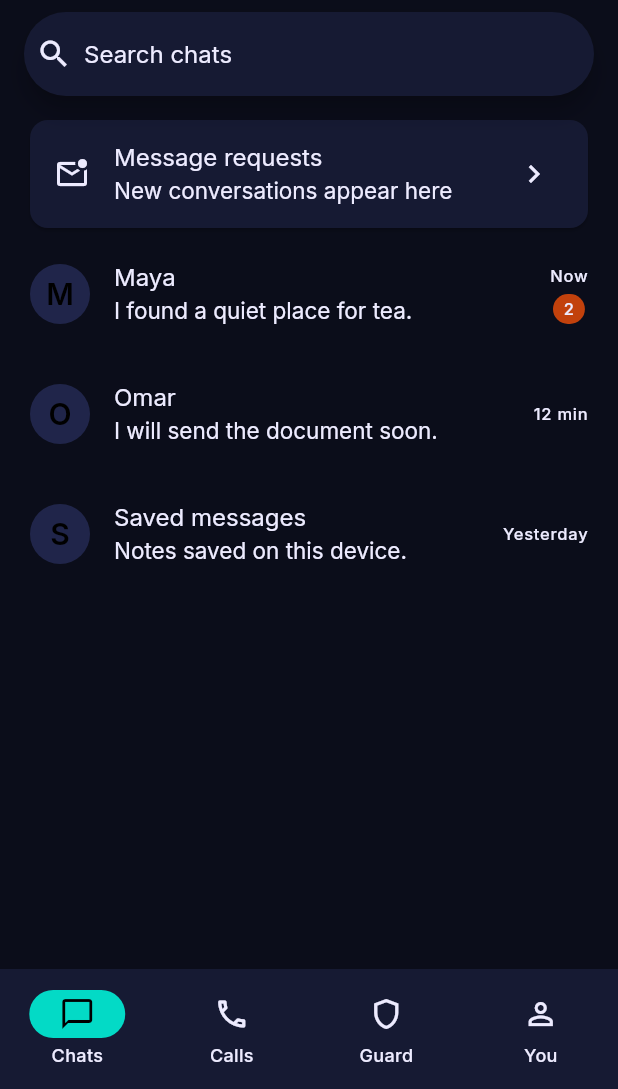
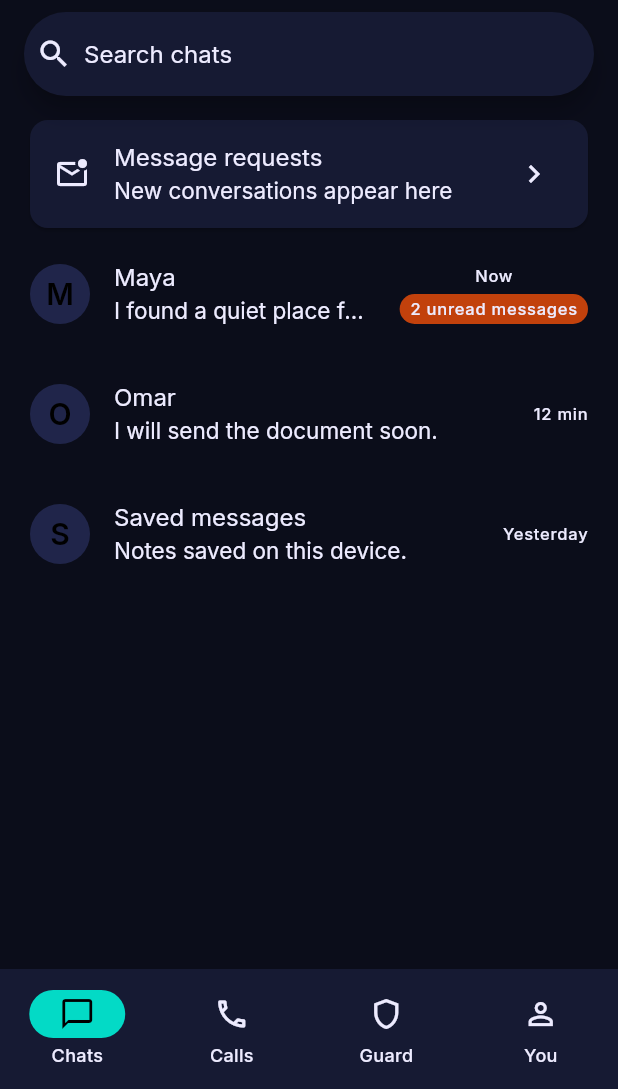
Before and after one commit to MAbrar1/Sargoshi, a Flutter app: the screen it shows after launch, on a phone screen of 412 x 824 dp, the part 147-1236 px from its top. Run offline on Flutter 3.47's test engine with Material 3 defaults, Android fonts, the phone set to English and light mode, and no system bars; our stand-ins replace cupertino_ui, flutter_riverpod, material_ui; generated files the repository leaves out were written again; statements that could not run were skipped.

Commit message:
Fix CI hardcoded-string violation by localizing unread badge text

```diff
--- a/lib/ui/chat/chat_home_screen.dart
+++ b/lib/ui/chat/chat_home_screen.dart
@@ -164,7 +164,7 @@ class _ChatHomeScreenState extends ConsumerState<ChatHomeScreen> {
                           color: DarkTokens.emberStart,
                           borderRadius: BorderRadius.all(Radius.circular(Radii.chip)),
                         ),
-                        child: Text('${chat.unread}'),
+                        child: Text(l10n.unreadCount(chat.unread)),
                       ),
                     ),
                 ],
```
